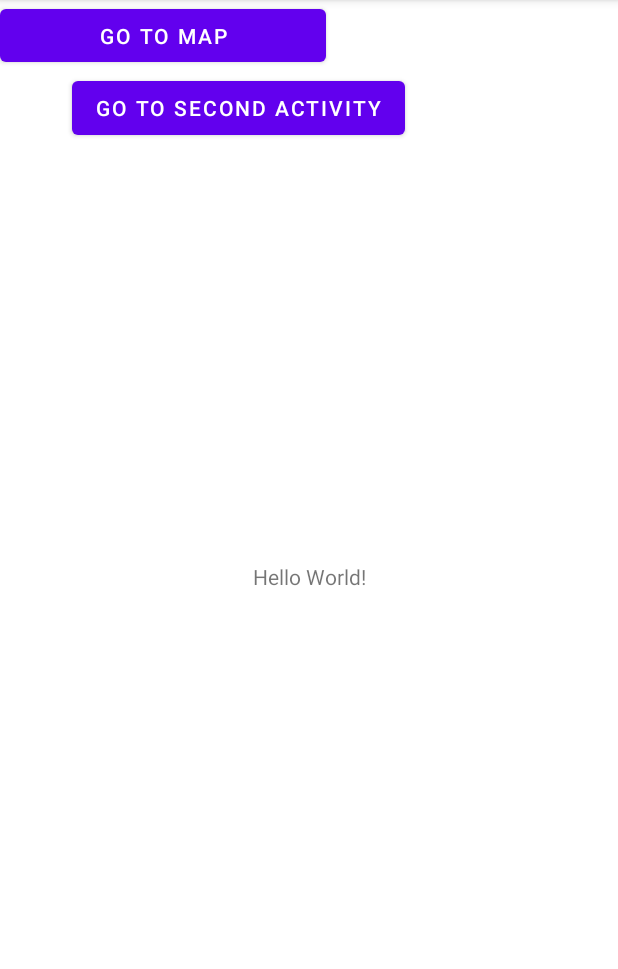
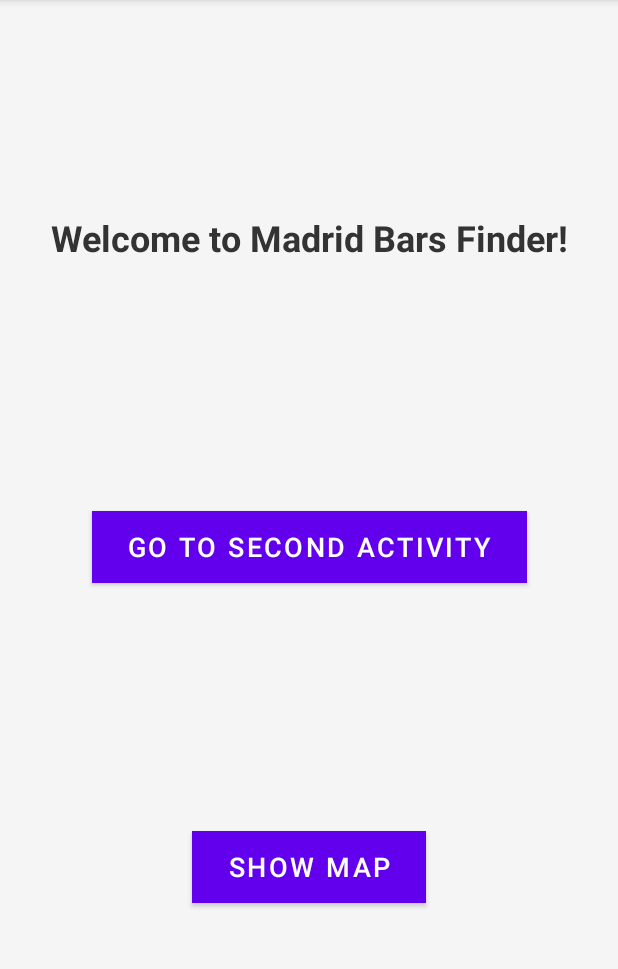
Before and after one commit to Yushetf/Proyecto_MAD, an Android app: the screen it shows after launch (MainActivity), on a phone screen of 412 x 824 dp, the part 84-1053 px from its top. Run offline under Robolectric (Android 15) with nearby library versions, the phone set to English and light mode, and no system bars.

Commit message:
Displays a map in the current location using OpenStreetMaps. Define a customised route of points-of-interest. New icon added.

```diff
--- a/app/src/main/res/layout/activity_main.xml
+++ b/app/src/main/res/layout/activity_main.xml
@@ -4,34 +4,55 @@
     xmlns:tools="http://schemas.android.com/tools"
     android:layout_width="match_parent"
     android:layout_height="match_parent"
-    tools:context=".MainActivity">
+    android:background="#F5F5F5">
 
+    <!-- TextView principal -->
     <TextView
         android:id="@+id/mainTextView"
         android:layout_width="wrap_content"
         android:layout_height="wrap_content"
-        android:text="Hello World!"
-        app:layout_constraintBottom_toBottomOf="parent"
+        android:text="Welcome to Madrid Bars Finder!"
+        android:textColor="#333333"
+        android:textSize="24sp"
+        android:textStyle="bold"
+        app:layout_constraintBottom_toTopOf="@+id/button"
         app:layout_constraintEnd_toEndOf="parent"
         app:layout_constraintStart_toStartOf="parent"
         app:layout_constraintTop_toTopOf="parent" />
 
+    <!-- Botón principal -->
     <Button
         android:id="@+id/button"
         android:layout_width="wrap_content"
         android:layout_height="wrap_content"
-        android:layout_marginStart="48dp"
-        android:layout_marginTop="48dp"
+        android:layout_marginTop="24dp"
+        android:background="#FF5722"
+        android:paddingStart="24dp"
+        android:paddingEnd="24dp"
         android:text="GO TO SECOND ACTIVITY"
+        android:textColor="#FFFFFF"
+        android:textSize="18sp"
+        app:layout_constraintBottom_toTopOf="@+id/MapButton"
+        app:layout_constraintEnd_toEndOf="parent"
         app:layout_constraintStart_toStartOf="parent"
-        app:layout_constraintTop_toTopOf="parent" />
+        app:layout_constraintTop_toBottomOf="@+id/mainTextView" />
 
+    <!-- Botón para ir al mapa -->
     <Button
         android:id="@+id/MapButton"
-        android:layout_width="217dp"
-        android:layout_height="47dp"
-        android:text="GO TO MAP"
-        tools:layout_editor_absoluteX="51dp"
-        tools:layout_editor_absoluteY="120dp" />
+        android:layout_width="wrap_content"
+        android:layout_height="wrap_content"
+        android:text="Show Map"
+        android:textColor="#FFFFFF"
+        android:background="#2196F3"
+        android:textSize="18sp"
+        android:paddingStart="24dp"
+        android:paddingEnd="24dp"
+        app:layout_constraintTop_toBottomOf="@+id/button"
+        app:layout_constraintEnd_toEndOf="parent"
+        app:layout_constraintStart_toStartOf="parent"
+        app:layout_constraintBottom_toBottomOf="parent"
+        android:layout_marginTop="24dp"
+        android:layout_marginBottom="24dp" />
 
 </androidx.constraintlayout.widget.ConstraintLayout>
```
Also changed, not shown: app/src/main/res/layout/activity_second.xml (+25 -12 lines), app/src/main/res/layout/activity_third.xml (+12 -2 lines).
